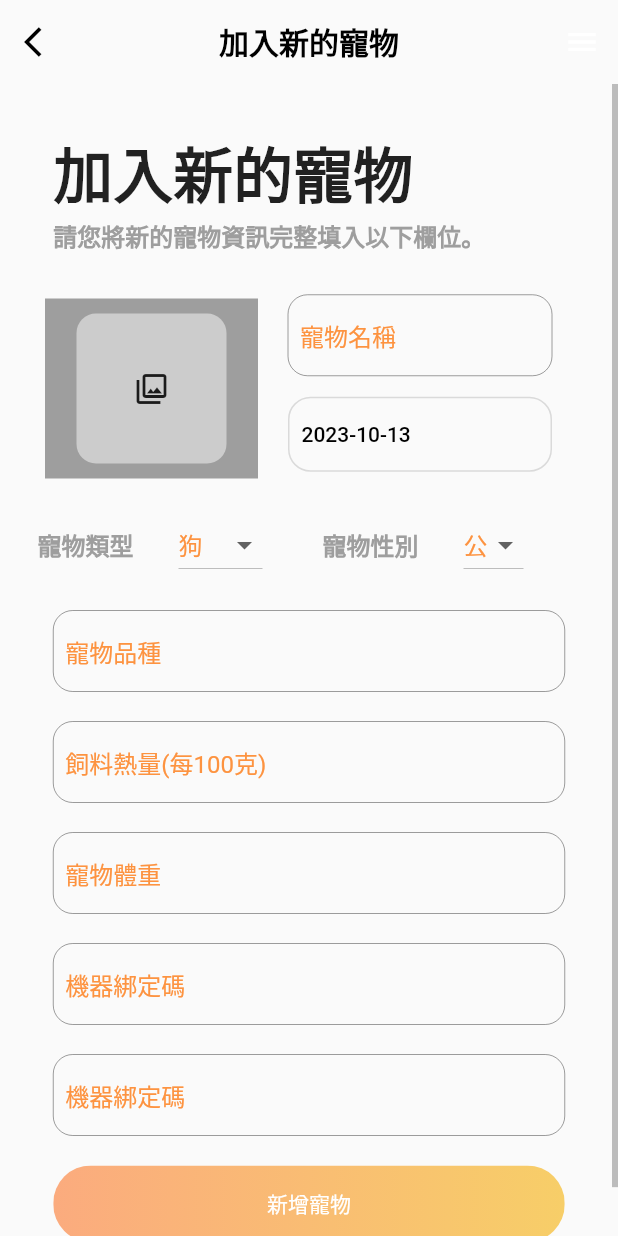
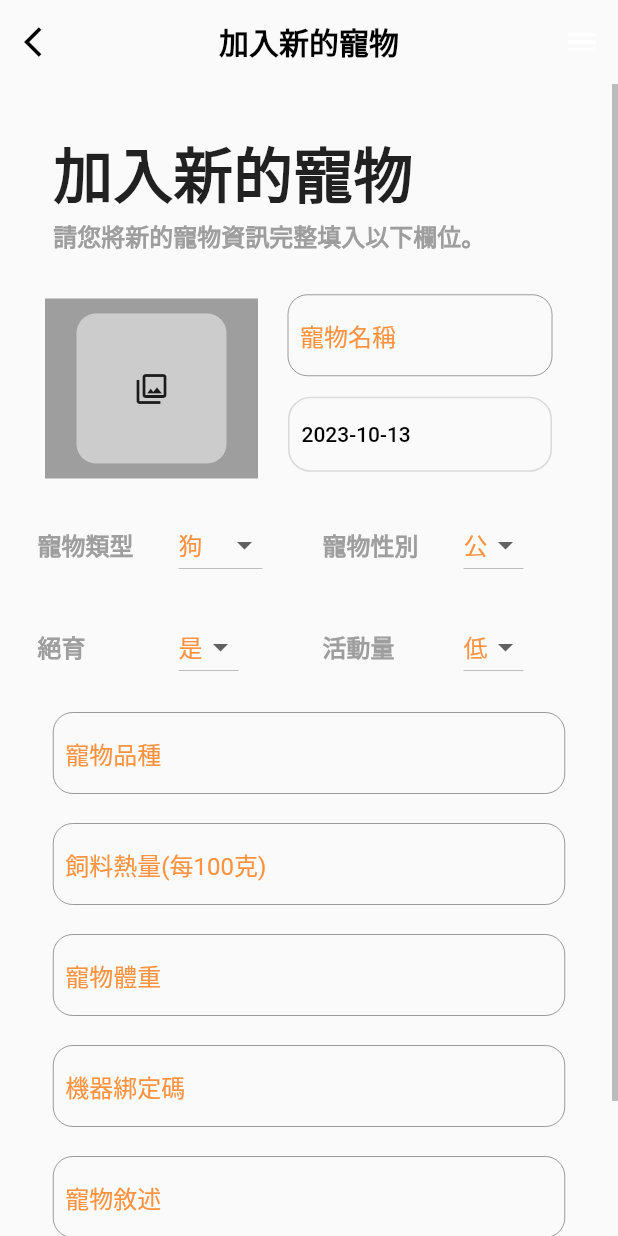
Before and after one commit to Tonyao0924/petapp, a Flutter app: the PetInsertPage screen opened by its route, on a phone screen of 412 x 824 dp. Run offline on Flutter 3.47's test engine with Material 2 defaults, Android fonts, the phone set to English and light mode, and no system bars; our stand-ins replace dio, firebase_auth, firebase_core, firebase_messaging, flutter_svg, flutter_swiper and 4 more; missing offline and left inert: flutter_facebook_auth; accounts and stored records are empty; network calls fail.

Commit message:
新增寵物頁面欄位，還差API

```diff
--- a/lib/Page/petInfo/petInfoPage.dart
+++ b/lib/Page/petInfo/petInfoPage.dart
@@ -92,7 +92,7 @@ class _PetInfoPage extends State<PetInfoPage> {
                                   isCollapsed: true,
                                   contentPadding: EdgeInsets.symmetric(
                                       horizontal: 8, vertical: 15),
-                                  hintText: '名子',
+                                  hintText: '名字',
                                   hintStyle: TextStyle(
                                     fontWeight: FontWeight.bold,
                                     color: Colors.black,
@@ -142,7 +142,7 @@ class _PetInfoPage extends State<PetInfoPage> {
                                   isCollapsed: true,
                                   contentPadding: EdgeInsets.symmetric(
                                       horizontal: 8, vertical: 15),
-                                  hintText: '品種',
+                                  hintText: '種類',
                                   hintStyle: TextStyle(
                                     fontWeight: FontWeight.bold,
                                     color: Colors.black,
--- a/lib/Page/petInsert/petInsertPage.dart
+++ b/lib/Page/petInsert/petInsertPage.dart
@@ -21,13 +21,20 @@ class _PetInsertPage extends State<PetInsertPage> {
   String birthday = "";
   String content = "";
   PetRepository repository = PetRepository();
-  String selectedType = '狗'; // 初始选择
-  List<String> petTypes = ['狗', '猫', '鼠', '其他']; // 预定义的宠物类型选项列表
+  bool gender = true;
+  bool is_neutered = true;
+  String selectedType = '狗';
+  List<String> petTypes = ['狗', '猫', '鼠', '其他'];
   String selectedpetGender = '公';
   List<String> petGender = ['公','母'];
+  String selectedNeutered = '是';
+  List<String> Neutered = ['是', '否'];
+  String selectedActivityLevel = '低';
+  List<String> ActivityLevel = ['低','中','高'];
   final TextEditingController Namecontroller = TextEditingController();
   final TextEditingController Keepercontroller = TextEditingController();
   final TextEditingController Typecontroller = TextEditingController();
+  final TextEditingController Weightcontroller = TextEditingController();
   final TextEditingController Contentcontroller = TextEditingController();
   final dateFormatter = DateFormat('yyyy-MM-dd');
   late DateTime selectedDateTime;
@@ -40,7 +47,11 @@ class _PetInsertPage extends State<PetInsertPage> {
   @override
   Widget build(BuildContext context) {
     // TODO: implement build
-    return Scaffold(
+    return GestureDetector(
+      onTap: (){
+        FocusScope.of(context).requestFocus(FocusNode()); //點擊空白關閉鍵盤
+      },
+      child: Scaffold(
           appBar: AppBar(
             centerTitle: true,
             title: Text(
@@ -209,7 +220,7 @@ class _PetInsertPage extends State<PetInsertPage> {
                             child: Row(
                               children: [
                                 Text('寵物類型',style: TextStyle(fontWeight: FontWeight.bold,fontSize: 16,color: Colors.grey),), // 额外文本
-                              SizedBox(width: 30), // 增加垂直间距
+                                SizedBox(width: 30),
                                 DropdownButton<String>(
                                   value: selectedType,
                                   onChanged: (newValue) {
@@ -223,7 +234,7 @@ class _PetInsertPage extends State<PetInsertPage> {
                                       child: Text(
                                         type,
                                         style: TextStyle(
-                                        color: Color(0xFFfd9340), // 设置选项内的文字颜色
+                                          color: Color(0xFFfd9340),
                                         ),
                                       ),
                                     );
@@ -239,15 +250,89 @@ class _PetInsertPage extends State<PetInsertPage> {
                             child: Row(
                               children: [
                                 Text('寵物性別',style: TextStyle(fontWeight: FontWeight.bold,fontSize: 16,color: Colors.grey),), // 额外文本
-                              SizedBox(width: 30), // 增加垂直间距
+                                SizedBox(width: 30),
                                 DropdownButton<String>(
                                   value: selectedpetGender,
                                   onChanged: (newValue) {
                                     setState(() {
                                       selectedpetGender = newValue!;
                                     });
+                                    if(selectedpetGender == '公'){
+                                      gender = true;
+                                    }else{
+                                      gender= false;
+                                    }
                                   },
                                   items: petGender.map((petGender) {
+                                    return DropdownMenuItem(
+                                      value: petGender,
+                                      child: Text(
+                                        petGender,
+                                        style: TextStyle(
+                                          color: Color(0xFFfd9340),
+                                        ),
+                                      ),
+                                    );
+                                  }).toList(),
+                                ),
+                              ],
+                            ),
+                          ),
+                        ],
+                      ),
+                      Row(
+                        children: [
+                          Container(
+                            width: 170,
+                            alignment: Alignment.bottomLeft,
+                            margin: const EdgeInsets.only(left: 25, top: 20, right: 20, bottom: 0), // 增加右侧边距
+                            child: Row(
+                              children: [
+                                Text('絕育　　',style: TextStyle(fontWeight: FontWeight.bold,fontSize: 16,color: Colors.grey),), // 额外文本
+                                SizedBox(width: 30),
+                                DropdownButton<String>(
+                                  value: selectedNeutered,
+                                  onChanged: (newValue) {
+                                    setState(() {
+                                      selectedNeutered = newValue!;
+                                    });
+                                    if(selectedNeutered == '是'){
+                                      is_neutered = true;
+                                    }else{
+                                      is_neutered= false;
+                                    }
+                                  },
+                                  items: Neutered.map((type) {
+                                    return DropdownMenuItem(
+                                      value: type,
+                                      child: Text(
+                                        type,
+                                        style: TextStyle(
+                                          color: Color(0xFFfd9340),
+                                        ),
+                                      ),
+                                    );
+                                  }).toList(),
+                                ),
+                              ],
+                            ),
+                          ),
+                          Container(
+                            width: 170,
+                            alignment: Alignment.bottomLeft,
+                            margin: const EdgeInsets.only(left: 0, top: 20, right: 0, bottom: 0),
+                            child: Row(
+                              children: [
+                                Text('活動量　',style: TextStyle(fontWeight: FontWeight.bold,fontSize: 16,color: Colors.grey),), // 额外文本
+                                SizedBox(width: 30),
+                                DropdownButton<String>(
+                                  value: selectedActivityLevel,
+                                  onChanged: (newValue) {
+                                    setState(() {
+                                      selectedActivityLevel = newValue!;
+                                    });
+                                  },
+                                  items: ActivityLevel.map((petGender) {
                                     return DropdownMenuItem(
                                       value: petGender,
                                       child: Text(
@@ -320,7 +405,7 @@ class _PetInsertPage extends State<PetInsertPage> {
                           margin:
                           const EdgeInsets.only(left: 0, top: 20, right: 0, bottom: 0),
                           child: TextField(
-                            controller: Contentcontroller,
+                              controller: Weightcontroller,
                               keyboardType: TextInputType.text,
                               decoration: InputDecoration(
                                 isCollapsed: true,
@@ -366,21 +451,19 @@ class _PetInsertPage extends State<PetInsertPage> {
                                   ),
                                 ),
                               ))),
-                    // API要修改的部分
                       Container(
                           width: 341,
                           alignment: Alignment.bottomLeft,
                           margin:
                           const EdgeInsets.only(left: 0, top: 20, right: 0, bottom: 0),
                           child: TextField(
-                          // API要修改的部分
                               keyboardType: TextInputType.text,
-                            controller: Keepercontroller,
+                              controller: Contentcontroller,
                               decoration: InputDecoration(
                                 isCollapsed: true,
                                 contentPadding:
                                 EdgeInsets.symmetric(horizontal: 8, vertical: 15),
-                              hintText: '機器綁定碼',
+                                hintText: '寵物敘述',
                                 hintStyle: TextStyle(
                                   color: Color(0xFFfd9340),
                                 ),
@@ -394,6 +477,7 @@ class _PetInsertPage extends State<PetInsertPage> {
                                   ),
                                 ),
                               ))),
+                      // API要修改的部分
                       Container(
                         margin:
                         const EdgeInsets.only(left: 0, top: 20, right: 0, bottom: 0),
@@ -435,13 +519,26 @@ class _PetInsertPage extends State<PetInsertPage> {
                                           // API要修改的部分
                                           'name': Namecontroller.text,
                                           'keeper': int.parse(Keepercontroller.text),
-                                        'type':Typecontroller.text,
+                                          'type':selectedType.toString(),
                                           'birthday':dateFormatter.format(selectedDateTime),
                                           'content': Contentcontroller.text,
-                                        'image': await MultipartFile.fromFile(_path, filename: Namecontroller.text+'.jpg'),
+                                          'image': MultipartFile.fromFile(_path, filename: Namecontroller.text+'.jpg'),
+                                          'weight':Weightcontroller.text,
+                                          'gender':gender,
+                                          'is_neutered':is_neutered,
+                                          'activity_level':selectedActivityLevel.toString()
                                         });
                                         print(_path);
                                         repository.createPet(PetCreateformdata);
+                                        print('11131`3131313131313');
+                                        print(selectedType.toString());
+                                        print(Contentcontroller.text);
+                                        print(selectedActivityLevel.toString());
+                                        print(is_neutered);
+                                        print(gender);
+                                        print(PetCreateformdata.toString());
+                                        print('----------------------------------------------');
+                                        print(dateFormatter.format(selectedDateTime));
                                       },
                                       child: Text(
                                         '新增寵物',
@@ -459,6 +556,7 @@ class _PetInsertPage extends State<PetInsertPage> {
                   );
                 }),
           )
+      ),
     );
   }
 }
--- a/pubspec.yaml
+++ b/pubspec.yaml
@@ -83,7 +83,7 @@ flutter:
     - assets/Backgrounds/
     - assets/Icons/
     - assets/RiveAssets/
-    - assets/tutorial/
+  #  - assets/tutorial/
   #   - images/a_dot_ham.jpeg
 
   # An image asset can refer to one or more resolution-specific "variants", see
```
Lines whose indentation alone changed are shown as unchanged.
